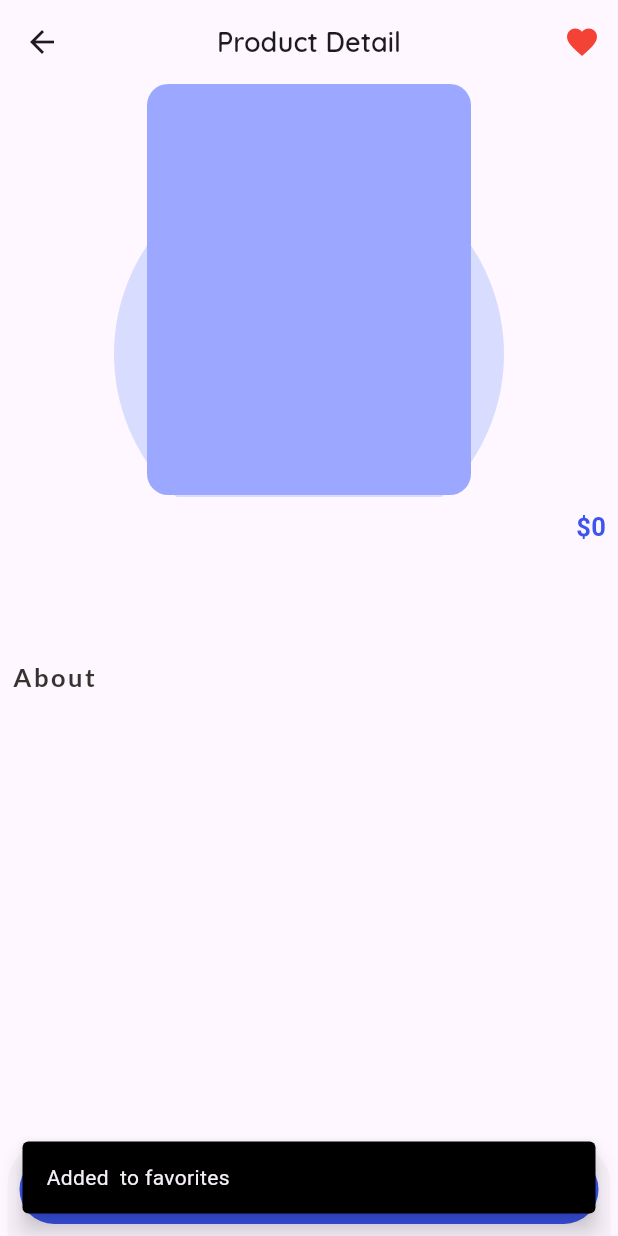
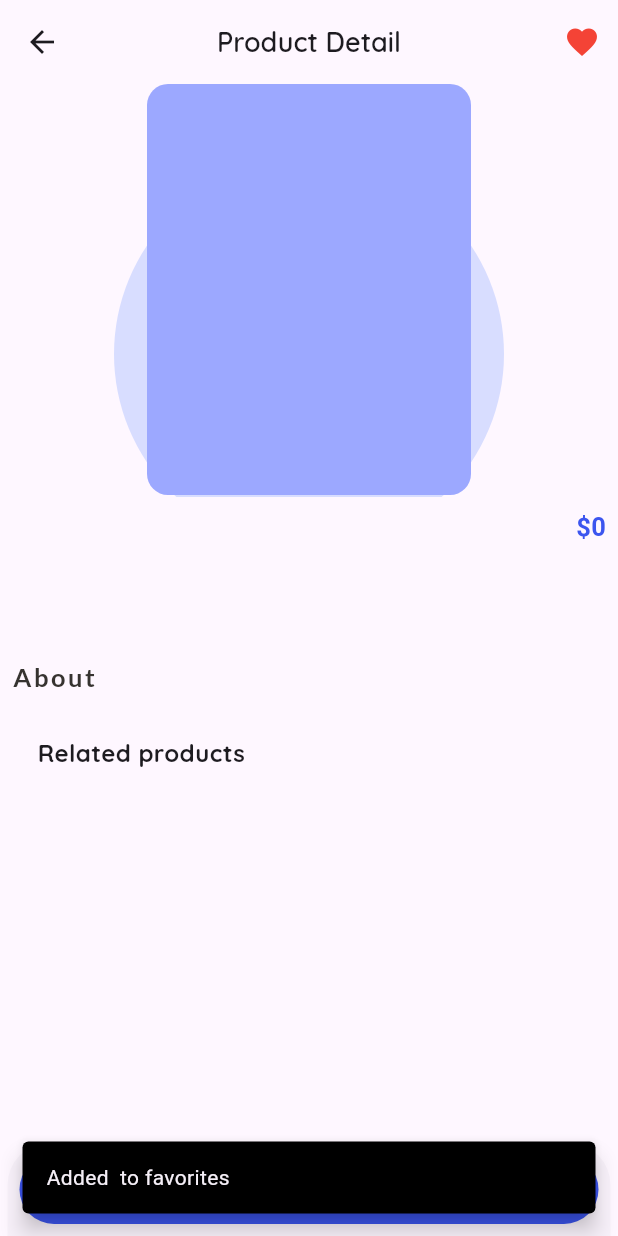
Before and after one commit to sanashajiya/Multi-store-App, a Flutter app: the ProductDetailScreen screen opened directly with empty values, after a tap on the "favorite outline" icon, on a phone screen of 412 x 824 dp. Run offline on Flutter 3.47's test engine with Material 3 defaults, Android fonts, the light colour scheme and no system bars; our stand-ins replace custom_rating_bar, flutter_riverpod, google_fonts, shared_preferences; accounts and stored records are empty; network calls fail.

Commit message:
show related products using riverpod

```diff
--- a/lib/controllers/product_controller.dart
+++ b/lib/controllers/product_controller.dart
@@ -68,5 +68,65 @@ class ProductController {
     }
   }
 
+   Future<List<Product>> loadRelatedProducts(String productId) async {
+    try {
+      http.Response response = await http.get(
+        Uri.parse('$uri/api/related-products-by-subcategory/$productId'),
+        headers: <String, String>{
+          'Content-Type': 'application/json; charset=UTF-8',
+        },
+      );
+      // print(response.body);
+      // print(productId);
+      if (response.statusCode == 200) {
+        //Decode the json response body into a list  of dynamic object
+        final List<dynamic> data = json.decode(response.body) as List<dynamic>;
+        //map each items in the list to product model object which we can use
+
+        List<Product> relatedProducts = data
+            .map((product) => Product.fromMap(product as Map<String, dynamic>))
+            .toList();
+        return relatedProducts;
+      } else if (response.statusCode == 404) {
+        return [];
+      } else {
+        //if status code is not 200 , throw an execption   indicating failure to load the popular products
+        throw Exception('Failed to load ralated products');
+      }
+    } catch (e) {
+      throw Exception('Error loading related product : $e');
+    }
+  }
+
+  // method to get top 10 highest-rated products
+  Future<List<Product>> loadTopRatedProducts() async {
+    try {
+      http.Response response = await http.get(
+        Uri.parse('$uri/api/top-rated-products'),
+        headers: <String, String>{
+          'Content-Type': 'application/json; charset=UTF-8',
+        },
+      );
+      if (response.statusCode == 200) {
+        //Decode the json response body into a list  of dynamic object
+        final List<dynamic> data = json.decode(response.body) as List<dynamic>;
+        //map each items in the list to product model object which we can use
+
+        List<Product> products = data
+            .map((product) => Product.fromMap(product as Map<String, dynamic>))
+            .toList();
+        return products;
+      } else if (response.statusCode == 404) {
+        return [];
+      } else {
+        //if status code is not 200 , throw an execption   indicating failure to load the popular products
+        throw Exception('Failed to load top rated products');
+      }
+    } catch (e) {
+      throw Exception('Error loading top product : $e');
+    }
+  }
+
+
 
 }
--- /dev/null
+++ b/lib/providers/related_product_provider.dart
@@ -0,0 +1,16 @@
+import 'package:flutter_riverpod/flutter_riverpod.dart';
+import 'package:smart_cart/models/product.dart';
+
+class RelatedProductProvider extends StateNotifier<List<Product>> {
+  RelatedProductProvider() : super([]);
+
+  //set the list of products
+  void setProducts(List<Product> products) {
+    state = products;
+  }
+}
+
+final relatedProductProvider =
+    StateNotifierProvider<RelatedProductProvider, List<Product>>((ref) {
+  return RelatedProductProvider();
+});
--- a/lib/views/screens/details/screens/product_detail_screen.dart
+++ b/lib/views/screens/details/screens/product_detail_screen.dart
@@ -1,10 +1,14 @@
 import 'package:flutter/material.dart';
 import 'package:flutter_riverpod/flutter_riverpod.dart';
 import 'package:google_fonts/google_fonts.dart';
+import 'package:smart_cart/controllers/product_controller.dart';
 import 'package:smart_cart/models/product.dart';
 import 'package:smart_cart/providers/cart_provider.dart';
 import 'package:smart_cart/providers/favorite_provider.dart';
+import 'package:smart_cart/providers/related_product_provider.dart';
 import 'package:smart_cart/services/manage_http_response.dart';
+import 'package:smart_cart/views/screens/nav_screens/widgets/product_item_widget.dart';
+import 'package:smart_cart/views/screens/nav_screens/widgets/reusable_text_widget.dart';
 
 class ProductDetailScreen extends ConsumerStatefulWidget {
   final Product product;
@@ -17,7 +21,26 @@ class ProductDetailScreen extends ConsumerStatefulWidget {
 
 class _ProductDetailScreenState extends ConsumerState<ProductDetailScreen> {
   @override
+  void initState() {
+    super.initState();
+    _fetchProduct();
+  }
+
+  Future<void> _fetchProduct() async {
+    final ProductController productController = ProductController();
+    try {
+      final products = await productController.loadRelatedProducts(
+        widget.product.id,
+      );
+      ref.read(relatedProductProvider.notifier).setProducts(products);
+    } catch (e) {
+      print('Error fetching products: $e');
+    }
+  }
+
+  @override
   Widget build(BuildContext context) {
+    final relatedProduct = ref.watch(relatedProductProvider);
     final cartProviderObject = ref.read(cartProvider.notifier);
     final cartData = ref.watch(cartProvider);
     final isInCart = cartData.containsKey(widget.product.id);
@@ -62,7 +85,8 @@ class _ProductDetailScreenState extends ConsumerState<ProductDetailScreen> {
           ),
         ],
       ),
-      body: Column(
+      body: SingleChildScrollView(
+        child: Column(
           crossAxisAlignment: CrossAxisAlignment.start,
           children: [
             Center(
@@ -198,7 +222,20 @@ class _ProductDetailScreenState extends ConsumerState<ProductDetailScreen> {
                 ],
               ),
             ),
+            ReusableTextWidget(title: "Related products", subtitle: ""),
+            SizedBox(
+              height: 250,
+              child: ListView.builder(
+                  scrollDirection: Axis.horizontal,
+                  itemCount: relatedProduct.length,
+                  itemBuilder: (context, index) {
+                    final product = relatedProduct[index];
+                    return ProductItemWidget(product: product,);
+                  }),
+            ),
+            SizedBox(height: 60),
           ],
+        ),
       ),
       bottomSheet: Padding(
         padding: EdgeInsets.all(8),
```
Lines whose indentation alone changed are shown as unchanged.
